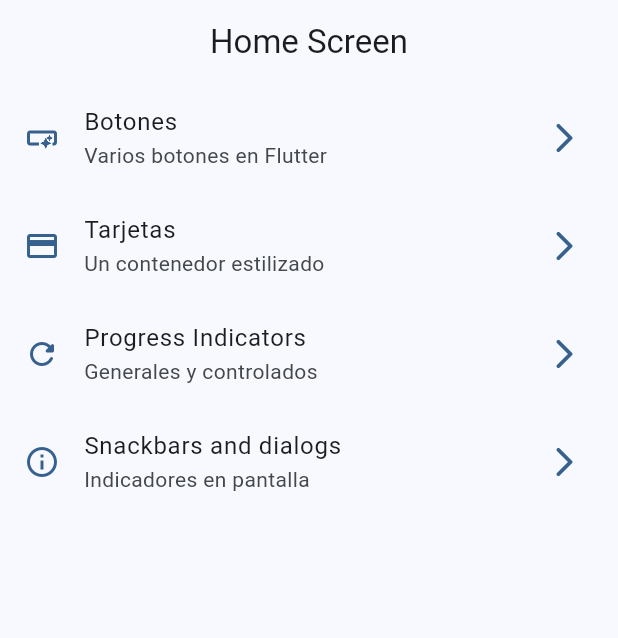
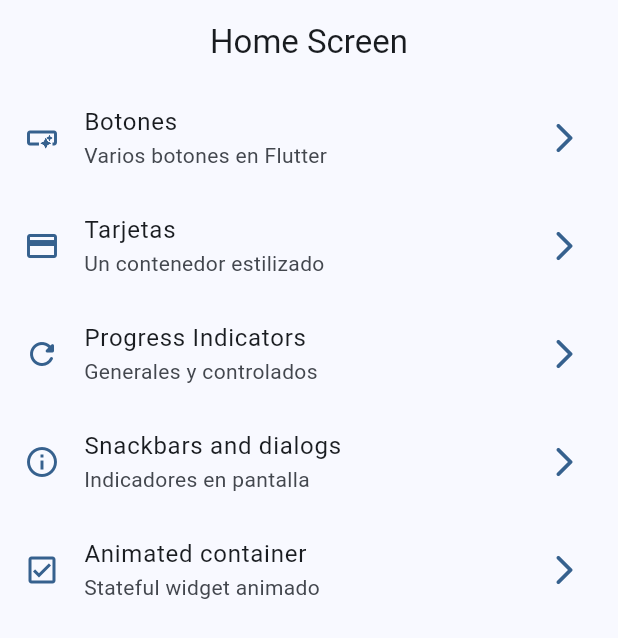
Before and after one commit to martynvalenz/flutter-widgets, a Flutter app: the screen it shows after launch, on a phone screen of 412 x 824 dp. Shown: the top 638 px of the screen. Run offline on Flutter 3.47's test engine with Material 2 defaults, Android fonts, the phone set to English and light mode, and no system bars; our stand-ins replace go_router.

Commit message:
finished animated container

```diff
--- a/lib/config/menu/menu_items.dart
+++ b/lib/config/menu/menu_items.dart
@@ -39,4 +39,10 @@ const appMenuItems = <MenuItem>[
     link: '/snackbars',
     icon: Icons.info_outline
   ),
+  MenuItem(
+    title: 'Animated container',
+    subTitle: 'Stateful widget animado',
+    link: '/animated',
+    icon: Icons.check_box_outlined
+  ),
 ];
--- a/lib/config/router/app_router.dart
+++ b/lib/config/router/app_router.dart
@@ -31,5 +31,10 @@ final appRouter = GoRouter(
       name: SnacbarScreen.name,
       builder: (context, state) => const SnacbarScreen(),
     ),
+    GoRoute(
+      path: '/animated',
+      name: AnimatedScreen.name,
+      builder: (context, state) => const AnimatedScreen(),
+    ),
   ],
 );
```
Also changed, not shown: lib/presentation/screens/animated/animated_screen.dart (+56 -2 lines).
